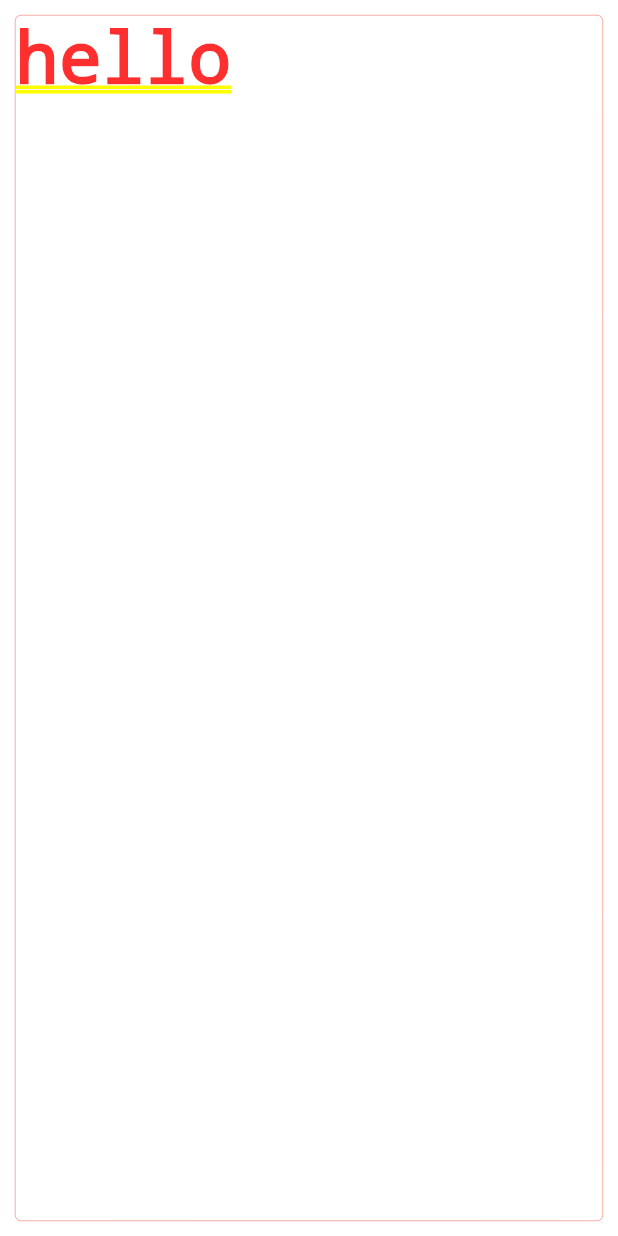
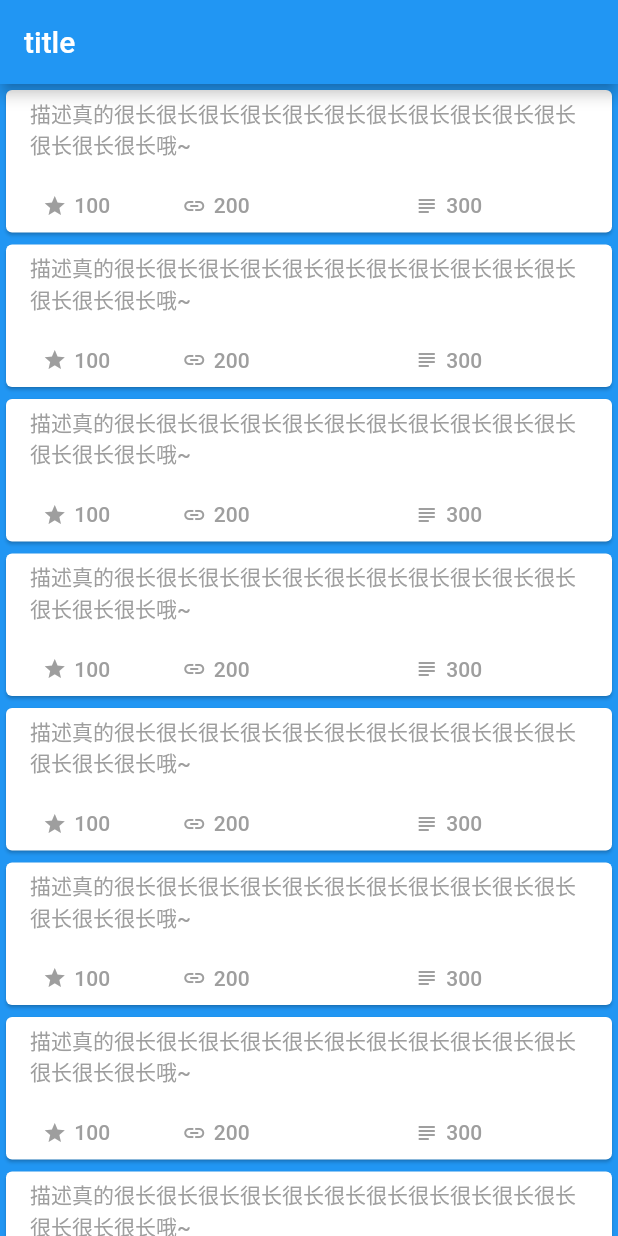
Before and after one commit to silan-liu/flutter-study, a Flutter app: the screen it shows after launch, on a phone screen of 412 x 824 dp. Run offline on Flutter 3.47's test engine with Material 2 defaults, Android fonts, the phone set to English and light mode, and no system bars.

Commit message:
add homepage

```diff
--- a/lib/DemoStateWidget.dart
+++ /dev/null
@@ -1,59 +0,0 @@
-import 'package:flutter/material.dart';
-
-class DemoStateWidget extends StatefulWidget {
-  String text;
-
-  DemoStateWidget(this.text);
-
-  @override
-  _DemoStateWidgetState createState() => _DemoStateWidgetState(text);
-}
-
-class _DemoStateWidgetState extends State<DemoStateWidget> {
-  String text;
-
-  _DemoStateWidgetState(this.text);
-
-  @override
-  void initState() {
-    // TODO: implement initState
-    super.initState();
-
-    print("initState");
-
-    new Future.delayed(Duration(seconds: 1), () {
-      setState(() {
-        text = "过了 1 秒";
-      });
-    });
-  }
-
-  @override
-  void dispose() {
-    // TODO: implement dispose
-    super.dispose();
-    print("dispose");
-  }
-
-  @override
-  void didChangeDependencies() {
-    // TODO: implement didChangeDependencies
-    super.didChangeDependencies();
-    print("didChangeDependencies");
-  }
-
-  @override
-  Widget build(BuildContext context) {
-    return Container(
-      margin: EdgeInsets.all(10.0),
-      height: 120,
-      width: 300,
-      decoration: new BoxDecoration(
-        borderRadius: BorderRadius.all(Radius.circular(4)),
-        color: Colors.white,
-        border: new Border.all(color: Colors.red, width: 0.3),
-      ),
-      child: Text("hello"),
-    );
-  }
-}
--- /dev/null
+++ b/lib/HomeListItem.dart
@@ -0,0 +1,98 @@
+import 'package:flutter/material.dart';
+
+class HomeListItem extends StatefulWidget {
+  String text;
+
+  @override
+  _HomeListItemState createState() => _HomeListItemState();
+}
+
+class _HomeListItemState extends State<HomeListItem> {
+  void initState() {
+    // TODO: implement initState
+    super.initState();
+
+    print("initState");
+  }
+
+  @override
+  void dispose() {
+    // TODO: implement dispose
+    super.dispose();
+    print("dispose");
+  }
+
+  @override
+  void didChangeDependencies() {
+    // TODO: implement didChangeDependencies
+    super.didChangeDependencies();
+    print("didChangeDependencies");
+  }
+
+  _getBottomItem(IconData icon, String text, int flex) {
+    return Expanded(
+      flex: flex,
+      child: Center(
+        child: Row(
+          mainAxisAlignment: MainAxisAlignment.center,
+          mainAxisSize: MainAxisSize.max,
+          crossAxisAlignment: CrossAxisAlignment.center,
+          children: <Widget>[
+            Icon(
+                icon,
+                size: 16.0,
+                color: Colors.grey
+            ),
+            Padding(padding: EdgeInsets.only(left: 5)),
+            Text(
+              text,
+              style: TextStyle(color: Colors.grey, fontSize: 14.0),
+              overflow: TextOverflow.ellipsis,
+              maxLines: 1,
+            )
+          ],
+        ),
+      ),
+    );
+  }
+
+  @override
+  Widget build(BuildContext context) {
+    return Container(
+      child: Card(
+        child: FlatButton(
+          onPressed: () => print("点击了"),
+          child: Column(
+              mainAxisSize: MainAxisSize.min,
+              children: <Widget>[
+                Container(
+                    child: Text(
+                      "描述真的很长很长很长很长很长很长很长很长很长很长很长很长很长很长哦~",
+                      style: TextStyle(
+                          color: Colors.grey,
+                          fontSize: 14
+                      ),
+                      maxLines: 3,
+                      overflow: TextOverflow.ellipsis,
+                    ),
+
+                    margin: EdgeInsets.only(top: 5, bottom: 2),
+                    alignment: Alignment.topLeft
+                ),
+                Padding(padding: EdgeInsets.all(10)),
+                Row(
+                  crossAxisAlignment: CrossAxisAlignment.start,
+                  children: <Widget>[
+                    _getBottomItem(Icons.star, "100", 1),
+                    _getBottomItem(Icons.link, "200", 2),
+                    _getBottomItem(Icons.subject, "300", 3)
+                  ],
+                ),
+                Padding(padding: EdgeInsets.all(5),)
+              ]
+          ),
+        ),
+      ),
+    );
+  }
+}
--- /dev/null
+++ b/lib/HomePage.dart
@@ -0,0 +1,24 @@
+import 'package:flutter/material.dart';
+import 'package:hello/HomeListItem.dart';
+
+class HomePage extends StatefulWidget {
+  @override
+  _HomePageState createState() => _HomePageState();
+}
+
+class _HomePageState extends State<HomePage> {
+  @override
+  Widget build(BuildContext context) {
+    return Scaffold(
+      backgroundColor: Colors.blue,
+      appBar: AppBar(
+        title: Text("title"),
+      ),
+      body: new ListView.builder(itemBuilder: (context, index) {
+        return new HomeListItem();
+      },
+        itemCount: 20,
+      ),
+    );
+  }
+}
--- a/lib/main.dart
+++ b/lib/main.dart
@@ -1,5 +1,5 @@
 import 'package:flutter/material.dart';
-import 'package:hello/DemoStateWidget.dart';
+import 'package:hello/HomePage.dart';
 
 void main() => runApp(new MyApp());
 
@@ -20,7 +20,7 @@ class MyApp extends StatelessWidget {
         // counter didn't reset back to zero; the application is not restarted.
         primarySwatch: Colors.blue,
       ),
-      home: new DemoStateWidget("what"),
+      home: HomePage(),
     );
   }
 }
```
